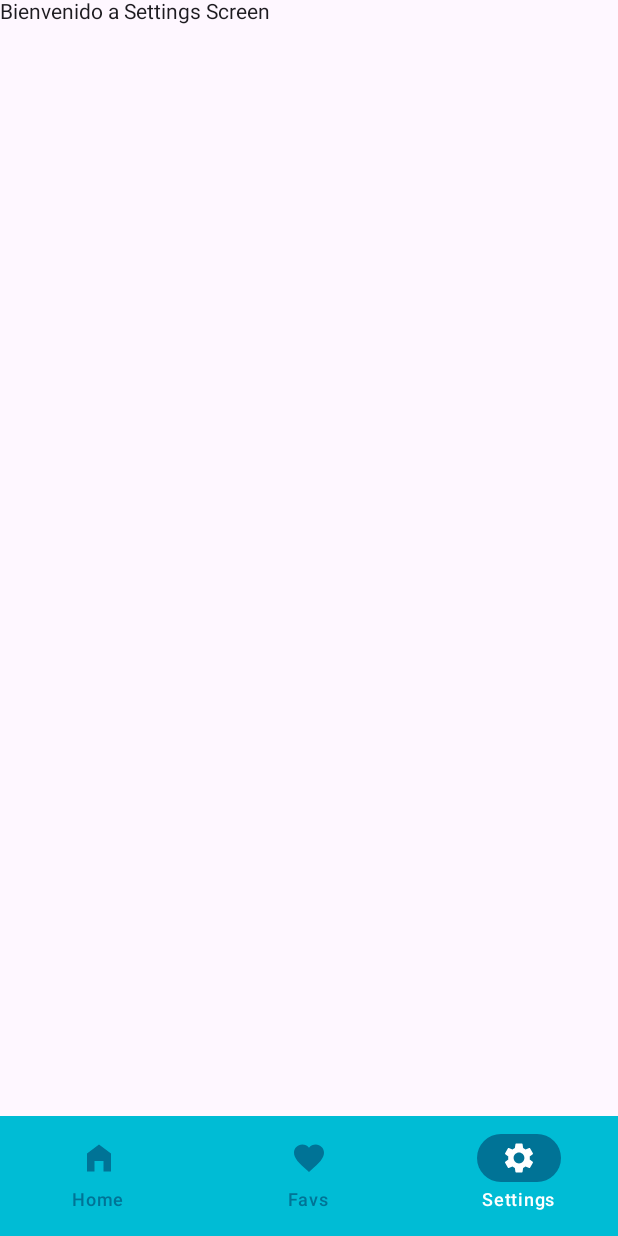
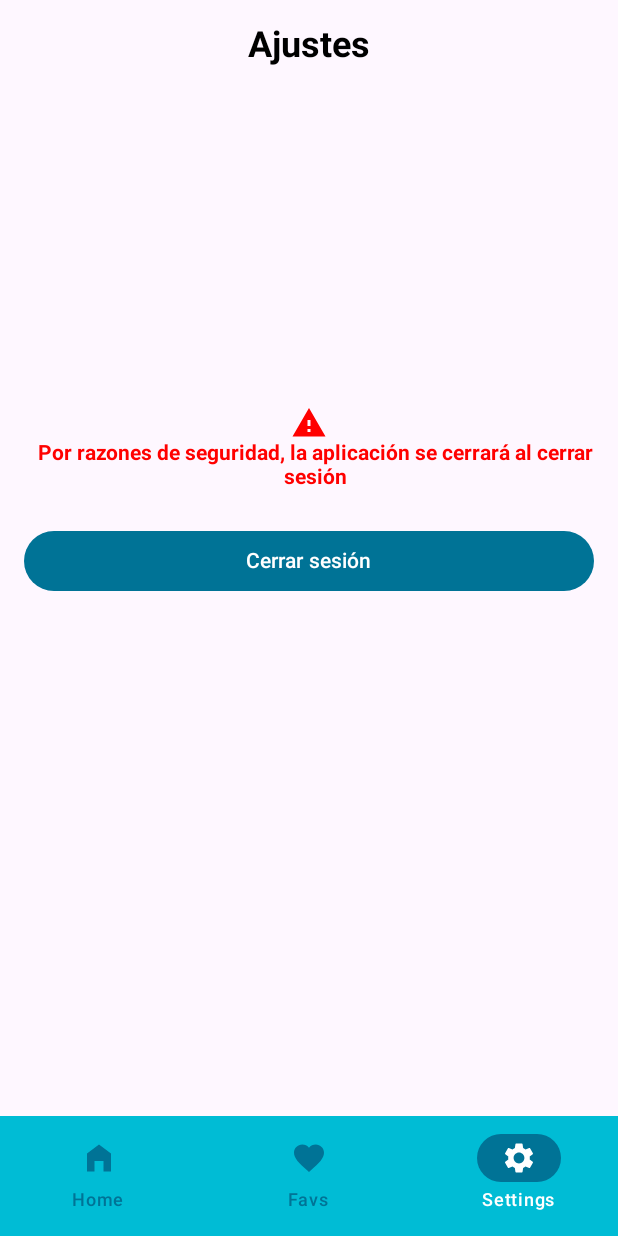
Before and after one commit to jxderalx/KnowShareAppFinal, an Android app built with Jetpack Compose: the MainScreen screen opened through its navigation route, item 3 of the bottom bar chosen, on a phone screen of 412 x 824 dp. Run offline under Robolectric (Android 15) with nearby library versions, the phone set to English and light mode, and no system bars; our stand-ins replace Firebase (no records; nobody signed in at launch, a user with empty details on screens opened directly); 1 statement that could not run was skipped.

Commit message:
Final Version

```diff
--- a/app/src/main/java/com/apg/knowshareapp/MainActivity.kt
+++ b/app/src/main/java/com/apg/knowshareapp/MainActivity.kt
@@ -22,31 +22,37 @@ class MainActivity : ComponentActivity() {
 
             NavHost(
                 navController = navController,
-                startDestination = LoginScreenObject) {
-
+                startDestination = LoginScreenObject
+            ) {
                 composable<LoginScreenObject> {
-                    LoginScreen{ navData ->
+                    LoginScreen { navData ->
                         navController.navigate(navData)
                     }
                 }
 
-                composable<MainScreenDataObject> {navEntry ->
+                composable<MainScreenDataObject> { navEntry ->
                     val navData = navEntry.toRoute<MainScreenDataObject>()
                     MainScreen(
                         navData,
                         onBookEditClick = { book ->
-                            navController.navigate(AddScreenObject(
+                            navController.navigate(
+                                AddScreenObject(
                                     key = book.key,
                                     title = book.title,
                                     description = book.description,
                                     price = book.price,
                                     category = book.category,
                                     imageUrl = book.imageUrl
-                            ))
+                                )
+                            )
+                        },
+                        onAdminClick = {
+                            navController.navigate(AddScreenObject()) // Navegación directa al AddBookScreen
+                        },
+                        onLogout = {
+                            navController.navigate(LoginScreenObject) // <-- Logout redirige al LoginScreen
                         }
-                    ){
-                        navController.navigate(AddScreenObject())
-                    }
+                    )
                 }
 
                 composable<AddScreenObject> { navEntry ->
--- a/app/src/main/java/com/apg/knowshareapp/ui/add_book_screen/AddBookScreen.kt
+++ b/app/src/main/java/com/apg/knowshareapp/ui/add_book_screen/AddBookScreen.kt
@@ -143,6 +143,7 @@ fun AddBookScreen(
         )
         Spacer(modifier = Modifier.height(15.dp))
 
+        Text("Selecciona una categoría")
         RoundedCornerDropDownMenu(selectedCategory.value) { selectedItem ->
             selectedCategory.value = selectedItem
         }
--- a/app/src/main/java/com/apg/knowshareapp/ui/favorites_screen/FavsScreen.kt
+++ b/app/src/main/java/com/apg/knowshareapp/ui/favs_screen/FavsScreen.kt
@@ -1,4 +1,4 @@
-package com.apg.knowshareapp.ui.favorites_screen
+package com.apg.knowshareapp.ui.favs_screen
 
 import androidx.compose.material3.Text
 import androidx.compose.runtime.Composable
--- a/app/src/main/java/com/apg/knowshareapp/ui/login/LoginScreen.kt
+++ b/app/src/main/java/com/apg/knowshareapp/ui/login/LoginScreen.kt
@@ -43,10 +43,10 @@ fun LoginScreen(
     }
 
     val emailState = remember {
-        mutableStateOf("")
+        mutableStateOf("pontigaalejandro25@gmail.com")
     }
     val passwordState = remember {
-        mutableStateOf("")
+        mutableStateOf("123456789")
     }
 
     Image(painter = painterResource(
--- a/app/src/main/java/com/apg/knowshareapp/ui/main_screen/MainScreen.kt
+++ b/app/src/main/java/com/apg/knowshareapp/ui/main_screen/MainScreen.kt
@@ -18,7 +18,7 @@ import androidx.compose.runtime.remember
 import androidx.compose.runtime.rememberCoroutineScope
 import androidx.compose.ui.Modifier
 import com.apg.knowshareapp.data.Book
-import com.apg.knowshareapp.ui.favorites_screen.FavsScreen
+import com.apg.knowshareapp.ui.favs_screen.FavsScreen
 import com.apg.knowshareapp.ui.login.data.MainScreenDataObject
 import com.apg.knowshareapp.ui.main_screen.bottom_menu.BottomMenu
 import com.apg.knowshareapp.ui.main_screen.bottom_menu.BottomMenuItem
@@ -32,15 +32,15 @@ import kotlinx.coroutines.launch
 fun MainScreen(
     navData: MainScreenDataObject,
     onBookEditClick: (Book) -> Unit,
-    onAdminClick: () -> Unit
+    onAdminClick: () -> Unit,
+    onLogout: () -> Unit
 ) {
     val drawerState = rememberDrawerState(DrawerValue.Closed)
     val coroutineScope = rememberCoroutineScope()
     val booksListState = remember { mutableStateOf(emptyList<Book>()) }
     val isAdminState = remember { mutableStateOf(false) }
+    val selectedTab = remember { mutableStateOf(BottomMenuItem.Home.route) }
 
-    // Estado para controlar la pantalla activa
-    val selectedTab = remember { mutableStateOf(BottomMenuItem.Home.route) }
 
     LaunchedEffect(Unit) {
         val db = Firebase.firestore
@@ -94,7 +94,7 @@ fun MainScreen(
                     }
 
                     BottomMenuItem.Settings.route -> {
-                        SettingsScreen()
+                        SettingsScreen(onLogout = onLogout)
                     }
                 }
             }
--- a/app/src/main/java/com/apg/knowshareapp/ui/settings_screen/SettingsScreen.kt
+++ b/app/src/main/java/com/apg/knowshareapp/ui/settings_screen/SettingsScreen.kt
@@ -1,9 +1,83 @@
 package com.apg.knowshareapp.ui.settings_screen
 
+import android.app.Activity
+import android.widget.Space
+import androidx.compose.foundation.layout.*
+import androidx.compose.material.icons.Icons
+import androidx.compose.material.icons.filled.Warning
+import androidx.compose.material3.Button
+import androidx.compose.material3.ButtonDefaults
+import androidx.compose.material3.Icon
 import androidx.compose.material3.Text
 import androidx.compose.runtime.Composable
+import androidx.compose.ui.Alignment
+import androidx.compose.ui.Modifier
+import androidx.compose.ui.graphics.Color
+import androidx.compose.ui.platform.LocalContext
+import androidx.compose.ui.text.TextStyle
+import androidx.compose.ui.text.font.FontWeight
+import androidx.compose.ui.text.style.TextAlign
+import androidx.compose.ui.unit.dp
+import androidx.compose.ui.unit.sp
 
 @Composable
-fun SettingsScreen(){
-    Text(text = "Bienvenido a Settings Screen")
+fun SettingsScreen(onLogout: () -> Unit) {
+    val activity = LocalContext.current as Activity
+    Column(
+        modifier = Modifier
+            .fillMaxSize()
+            .padding(16.dp),
+        horizontalAlignment = Alignment.CenterHorizontally
+    ) {
+        // Título "Ajustes" en el top
+        Text(
+            text = "Ajustes",
+            style = TextStyle(
+                fontWeight = FontWeight.Bold,
+                color = Color.Black,
+                fontSize = 24.sp
+            ),
+            modifier = Modifier.padding(bottom = 16.dp)
+        )
+
+        Spacer(modifier = Modifier.height(210.dp))
+
+        Row {
+            Icon(
+                imageVector = Icons.Default.Warning,
+                contentDescription = "Advertencia",
+                tint = Color.Red,
+                modifier = Modifier.size(24.dp)
+            )
+        }
+
+        // Texto de aviso con icono
+        Row(verticalAlignment = Alignment.CenterVertically) {
+
+            Spacer(modifier = Modifier.width(8.dp))
+            Text(
+                text = "Por razones de seguridad, la aplicación se cerrará al cerrar sesión",
+                color = Color.Red,
+                style = TextStyle(
+                    fontWeight = FontWeight.Bold
+                ),
+                modifier = Modifier.fillMaxWidth(),
+                textAlign = TextAlign.Center
+            )
+        }
+
+        Spacer(modifier = Modifier.height(24.dp))
+
+        // Botón de cerrar sesión
+        Button(
+            onClick = {
+                onLogout()
+                activity.finish()
+            },
+            modifier = Modifier.fillMaxWidth(),
+            colors = ButtonDefaults.buttonColors(containerColor = Color(0xFF007396))
+        ) {
+            Text(text = "Cerrar sesión")
+        }
+    }
 }
```
Lines whose indentation alone changed are shown as unchanged.
